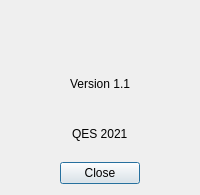
bemcgarvey/My2048, file 2048/aboutdialog.ui: the form before one commit.
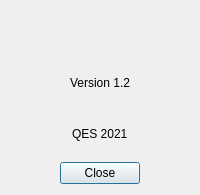
The form after the commit. Icons and pictures are not drawn.

```diff
--- a/2048/aboutdialog.ui
+++ b/2048/aboutdialog.ui
@@ -36,7 +36,7 @@
    <item alignment="Qt::AlignHCenter">
     <widget class="QLabel" name="label_2">
      <property name="text">
-      <string>Version 1.1</string>
+      <string>&lt;html&gt;&lt;head/&gt;&lt;body&gt;&lt;p&gt;Version 1.2&lt;/p&gt;&lt;/body&gt;&lt;/html&gt;</string>
      </property>
     </widget>
    </item>
```
